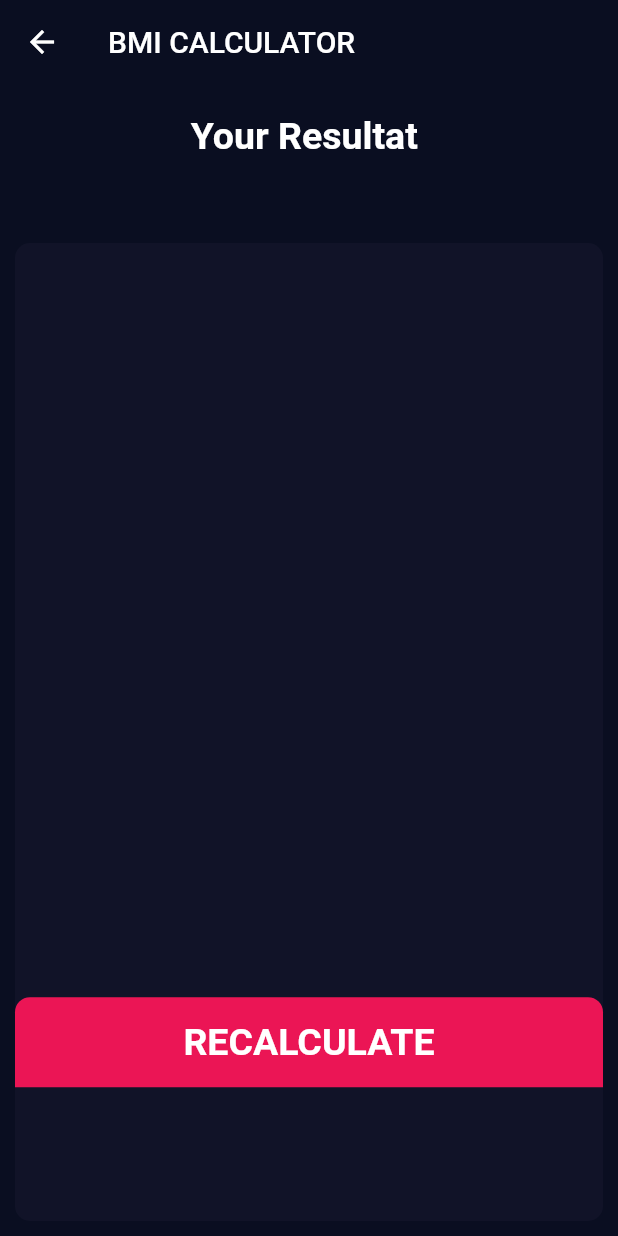
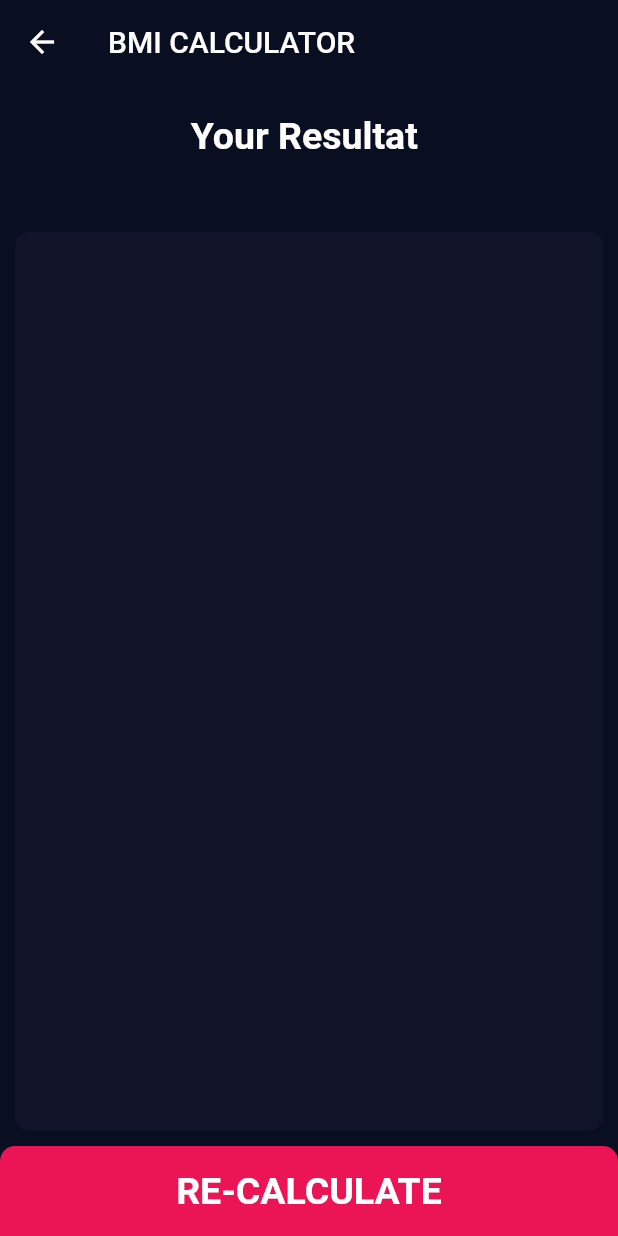
Before and after one commit to islambou9427/BMI-Flutter-UI, a Flutter app: the ResulatPage screen opened directly with empty values, on a phone screen of 412 x 824 dp. Run offline on Flutter 3.47's test engine with Material 2 defaults, Android fonts, the phone set to English and light mode, and no system bars; our stand-ins replace font_awesome_flutter.

Commit message:
bmi done !

```diff
--- a/Bmi_Calculator/lib/Screen/Body.dart
+++ b/Bmi_Calculator/lib/Screen/Body.dart
@@ -8,9 +8,9 @@ import 'Componant/CradItem_Detail.dart';
 
 enum Gender { Male, Female }
 Gender gender;
-int Height = 180;
-int Weight = 50;
-int Age = 18;
+int Height;
+int Weight;
+int Age;
 
 class Body extends StatefulWidget {
   @override
--- a/Bmi_Calculator/lib/Screen/Componant/CalculatorBrain.dart
+++ b/Bmi_Calculator/lib/Screen/Componant/CalculatorBrain.dart
@@ -1,3 +1,4 @@
+import 'package:Bmi_Calculator/Screen/Body.dart';
 import 'package:flutter/material.dart';
 import 'dart:math';
 
@@ -6,9 +7,10 @@ class CalculatorBrain {
   final int height;
   final int weight;
   double _bmi;
+  double i;
 
   String calculatorBMI() {
-    _bmi = weight / pow(height / 2, 2);
+    _bmi = weight / pow(height / 100, 2);
     return _bmi.toStringAsFixed(2);
   }
 
--- a/Bmi_Calculator/lib/Screen/ResulatPage.dart
+++ b/Bmi_Calculator/lib/Screen/ResulatPage.dart
@@ -57,19 +57,19 @@ class ResulatPage extends StatelessWidget {
                     intrpretaion,
                     textAlign: TextAlign.center,
                     style: TextStyle(
-                        fontSize: 35,
+                        fontSize: 31,
                         fontWeight: FontWeight.w900,
                         color: Colors.orange),
                   ),
-                  Bottom_btn(
-                      title: 'RECALCULATE',
-                      onTap: () {
-                        Navigator.pop(context);
-                      }),
                 ],
               ),
             ),
           ),
+          Bottom_btn(
+              title: 'RE-CALCULATE',
+              onTap: () {
+                Navigator.pop(context);
+              }),
         ],
       ),
     );
```
